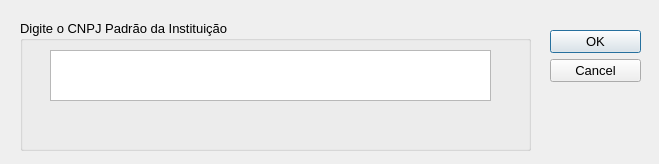
The window that cnpj_padrao_dialog.ui (bruno-bert/nfpauto) describes before a commit, drawn with Qt 5.
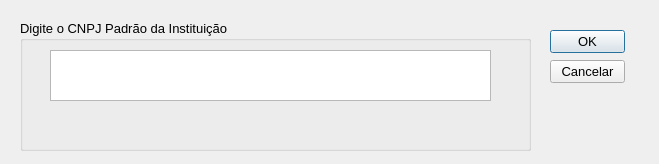
The same window after the commit.

Commit message: cnpj padrao implementado

```diff
--- a/cnpj_padrao_dialog.ui
+++ b/cnpj_padrao_dialog.ui
@@ -18,22 +18,6 @@
   <property name="windowTitle">
    <string>CNPJ Padrão</string>
   </property>
-  <widget class="QDialogButtonBox" name="dialog_buttons">
-   <property name="geometry">
-    <rect>
-     <x>550</x>
-     <y>30</y>
-     <width>91</width>
-     <height>111</height>
-    </rect>
-   </property>
-   <property name="orientation">
-    <enum>Qt::Vertical</enum>
-   </property>
-   <property name="standardButtons">
-    <set>QDialogButtonBox::Cancel|QDialogButtonBox::Ok</set>
-   </property>
-  </widget>
   <widget class="QGroupBox" name="grupo_atalhos_2">
    <property name="geometry">
     <rect>
@@ -80,6 +64,32 @@
     </property>
    </widget>
   </widget>
+  <widget class="QPushButton" name="btn_ok">
+   <property name="geometry">
+    <rect>
+     <x>550</x>
+     <y>30</y>
+     <width>75</width>
+     <height>23</height>
+    </rect>
+   </property>
+   <property name="text">
+    <string>OK</string>
+   </property>
+  </widget>
+  <widget class="QPushButton" name="btn_cancel">
+   <property name="geometry">
+    <rect>
+     <x>550</x>
+     <y>60</y>
+     <width>75</width>
+     <height>23</height>
+    </rect>
+   </property>
+   <property name="text">
+    <string>Cancelar</string>
+   </property>
+  </widget>
  </widget>
  <resources/>
  <connections>
```
Left out of the diff: 35 changed lines with no effect on the pictures. The commit also changes 7 other files.
